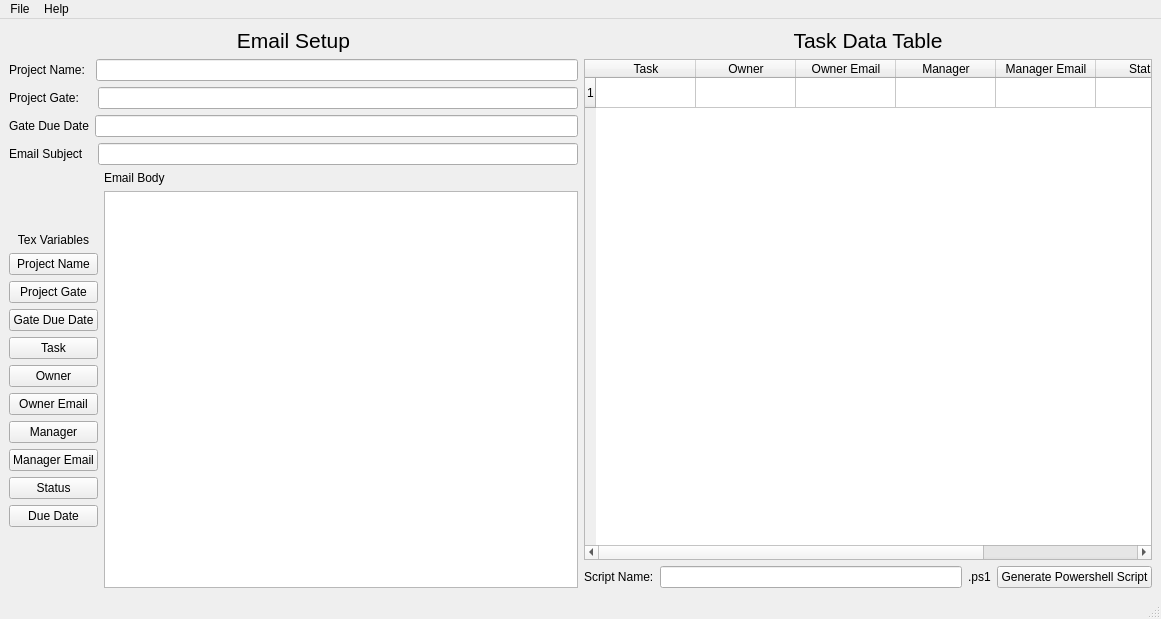
The window that PowerShell-Email-Generator/mainwindow.ui (fjpereny/PowerShell-Email-Generator) describes before a commit, drawn with Qt 5.
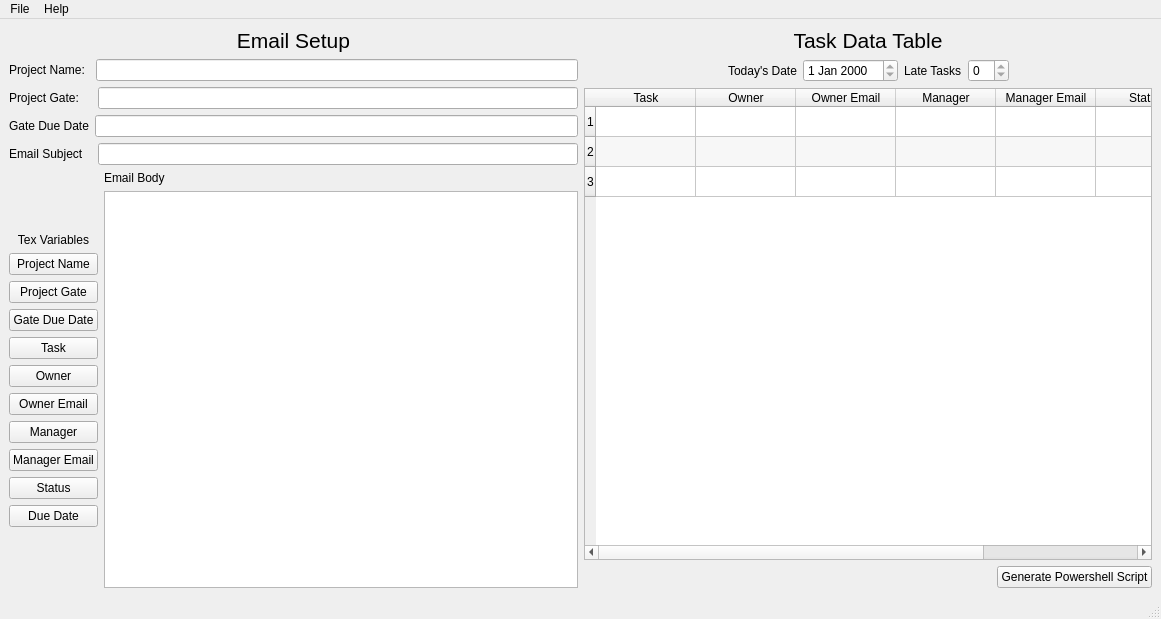
The same window after the commit.

What changed in the file:
```diff
--- a/PowerShell-Email-Generator/mainwindow.ui
+++ b/PowerShell-Email-Generator/mainwindow.ui
@@ -14,7 +14,7 @@
    <string>Project Management PowerShell Script Generator</string>
   </property>
   <widget class="QWidget" name="centralwidget">
-   <layout class="QHBoxLayout" name="horizontalLayout_7">
+   <layout class="QHBoxLayout" name="horizontalLayout_8">
     <item>
      <layout class="QVBoxLayout" name="verticalLayout_5">
       <item>
@@ -266,7 +266,9 @@
      </layout>
     </item>
     <item>
-     <layout class="QVBoxLayout" name="verticalLayout_6">
+     <layout class="QVBoxLayout" name="verticalLayout_8">
+      <item>
+       <layout class="QVBoxLayout" name="verticalLayout_7">
       <item>
        <widget class="QLabel" name="label_10">
         <property name="font">
@@ -283,6 +285,68 @@
        </widget>
       </item>
       <item>
+         <layout class="QHBoxLayout" name="horizontalLayout_7">
+          <item>
+           <spacer name="horizontalSpacer_3">
+            <property name="orientation">
+             <enum>Qt::Horizontal</enum>
+            </property>
+            <property name="sizeHint" stdset="0">
+             <size>
+              <width>40</width>
+              <height>20</height>
+             </size>
+            </property>
+           </spacer>
+          </item>
+          <item>
+           <widget class="QLabel" name="label_9">
+            <property name="text">
+             <string>Today's Date</string>
+            </property>
+           </widget>
+          </item>
+          <item>
+           <widget class="QDateEdit" name="todayEdit">
+            <property name="readOnly">
+             <bool>true</bool>
+            </property>
+           </widget>
+          </item>
+          <item>
+           <widget class="QLabel" name="label_13">
+            <property name="text">
+             <string>Late Tasks</string>
+            </property>
+           </widget>
+          </item>
+          <item>
+           <widget class="QSpinBox" name="lateTasksSpinBox">
+            <property name="readOnly">
+             <bool>true</bool>
+            </property>
+           </widget>
+          </item>
+          <item>
+           <spacer name="horizontalSpacer">
+            <property name="orientation">
+             <enum>Qt::Horizontal</enum>
+            </property>
+            <property name="sizeHint" stdset="0">
+             <size>
+              <width>40</width>
+              <height>20</height>
+             </size>
+            </property>
+           </spacer>
+          </item>
+         </layout>
+        </item>
+       </layout>
+      </item>
+      <item>
+       <layout class="QVBoxLayout" name="verticalLayout_6">
+        <item>
        <widget class="QTableWidget" name="tableWidget">
         <property name="alternatingRowColors">
          <bool>true</bool>
@@ -294,12 +358,14 @@
          <bool>true</bool>
         </property>
         <property name="rowCount">
-         <number>1</number>
+           <number>3</number>
         </property>
         <attribute name="verticalHeaderShowSortIndicator" stdset="0">
          <bool>false</bool>
         </attribute>
         <row/>
+          <row/>
+          <row/>
         <column>
          <property name="text">
           <string>Task</string>
@@ -340,21 +406,17 @@
       <item>
        <layout class="QHBoxLayout" name="horizontalLayout">
         <item>
-         <widget class="QLabel" name="label">
-          <property name="text">
-           <string>Script Name:</string>
-          </property>
-         </widget>
-        </item>
-        <item>
-         <widget class="QLineEdit" name="scriptNameLineEdit"/>
-        </item>
-        <item>
-         <widget class="QLabel" name="label_2">
-          <property name="text">
-           <string>.ps1</string>
-          </property>
-         </widget>
+           <spacer name="horizontalSpacer_2">
+            <property name="orientation">
+             <enum>Qt::Horizontal</enum>
+            </property>
+            <property name="sizeHint" stdset="0">
+             <size>
+              <width>40</width>
+              <height>20</height>
+             </size>
+            </property>
+           </spacer>
         </item>
         <item>
          <widget class="QPushButton" name="generateButton">
@@ -368,6 +430,8 @@
      </layout>
     </item>
    </layout>
+    </item>
+   </layout>
   </widget>
   <widget class="QMenuBar" name="menubar">
    <property name="geometry">
```
Left out of the diff: 7 changed lines with no effect on the pictures. Lines whose indentation alone changed are shown as unchanged.
